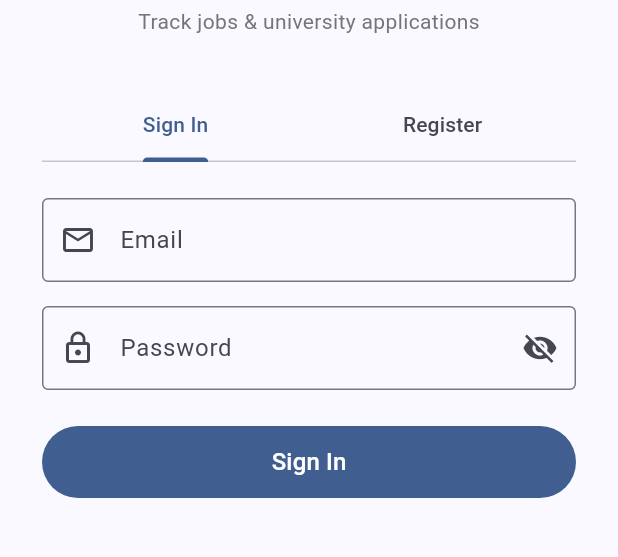
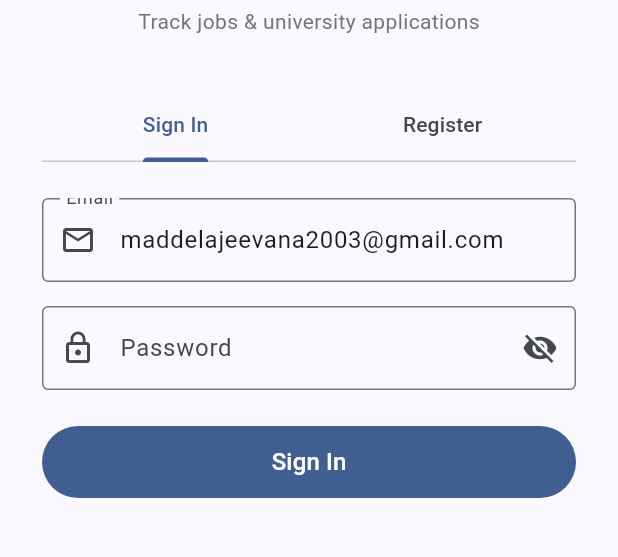
Before and after one commit to jeevana1234/AppTracker, a Flutter app: the screen it shows after launch, on a phone screen of 412 x 824 dp, the part 270-827 px from its top. Run offline on Flutter 3.47's test engine with Material 3 defaults, Android fonts, the phone set to English and light mode, and no system bars; our stand-ins replace go_router, supabase_flutter; accounts and stored records are empty.

Commit message:
Pre-fill email on login screen

```diff
--- a/frontend/lib/screens/auth/login_screen.dart
+++ b/frontend/lib/screens/auth/login_screen.dart
@@ -21,6 +21,7 @@ class _LoginScreenState extends State<LoginScreen>
   void initState() {
     super.initState();
     _tabs = TabController(length: 2, vsync: this);
+    _emailCtrl.text = 'maddelajeevana2003@gmail.com';
   }
 
   @override
```
